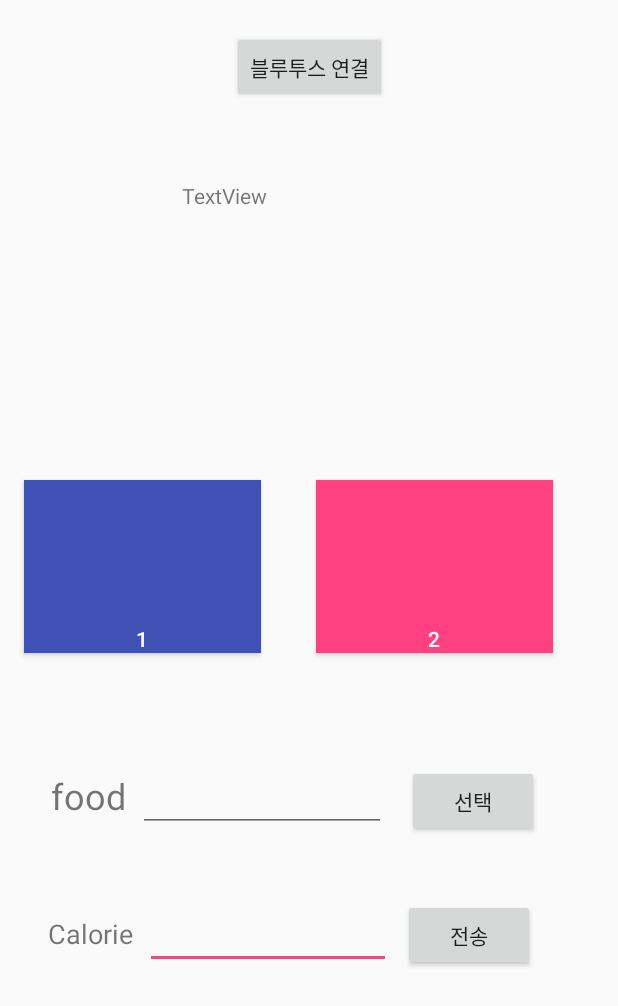
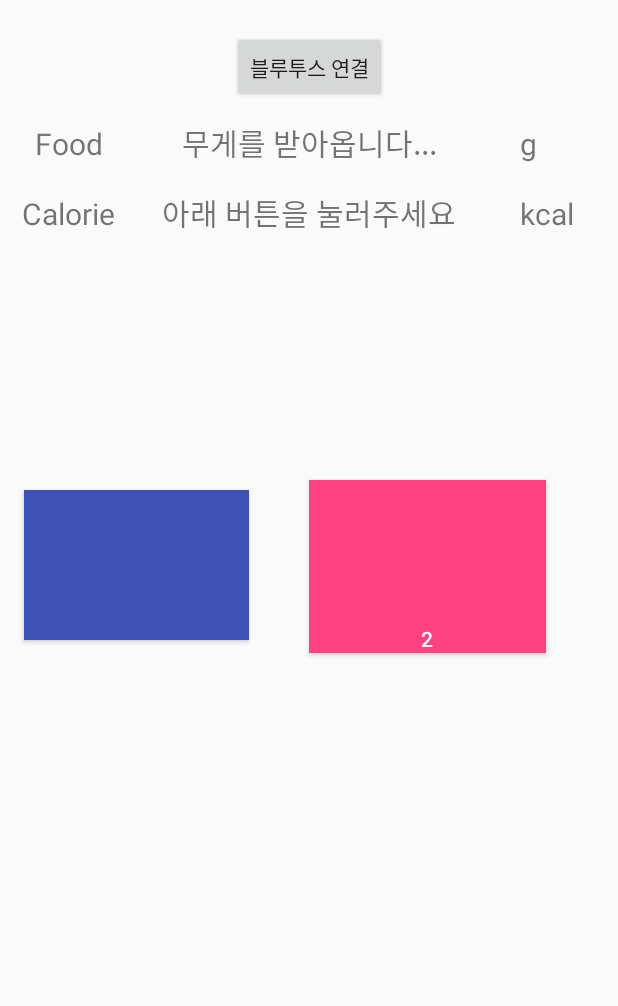
Before and after one commit to jeyesse/CalorieBox, an Android app: the screen it shows after launch (BluetoothConnect_M), on a phone screen of 412 x 824 dp. Shown: the top 1006 px of the screen. Run offline under Robolectric (Android 15) with nearby library versions, the phone set to English and light mode, and no system bars; 1 statement that could not run was skipped.

Commit message:
v0.2.3 1707191048 정민 화면 수정중

```diff
--- a/app/src/main/res/layout/activity_bluetooth_connect__m.xml
+++ b/app/src/main/res/layout/activity_bluetooth_connect__m.xml
@@ -20,12 +20,94 @@ tools:context="com.iot.caloriebox.BluetoothConnect_M">
         app:layout_constraintBottom_toBottomOf="parent"
         android:layout_marginBottom="8dp"
         app:layout_constraintVertical_bias="0.017" />
+
+    <TextView
+        android:id="@+id/textViewWeight"
+        android:layout_width="230dp"
+        android:layout_height="37dp"
+        android:text="무게를 받아옵니다..."
+        android:textSize="20dp"
+        android:layout_marginTop="8dp"
+        app:layout_constraintTop_toBottomOf="@+id/button_connect"
+        android:layout_marginRight="8dp"
+        app:layout_constraintRight_toRightOf="parent"
+        android:layout_marginLeft="8dp"
+        app:layout_constraintLeft_toLeftOf="parent"
+        app:layout_constraintBottom_toBottomOf="parent"
+        android:layout_marginBottom="8dp"
+        app:layout_constraintVertical_bias="0.0"
+        android:gravity="center"
+        />
+
+    <TextView
+        android:id="@+id/textViewCalorie"
+        android:layout_width="230dp"
+        android:layout_height="40dp"
+        android:text="아래 버튼을 눌러주세요"
+        android:textSize="20dp"
+        android:layout_marginRight="8dp"
+        app:layout_constraintRight_toRightOf="parent"
+        android:layout_marginTop="8dp"
+        app:layout_constraintTop_toBottomOf="@+id/textViewWeight"
+        android:layout_marginLeft="8dp"
+        app:layout_constraintLeft_toLeftOf="parent"
+        android:gravity="center"/>
+
+    <TextView
+        android:id="@+id/textViewFood1"
+        android:layout_width="wrap_content"
+        android:layout_height="40dp"
+        android:textSize="20dp"
+        android:text="Food"
+        android:layout_marginLeft="8dp"
+        app:layout_constraintLeft_toLeftOf="parent"
+        app:layout_constraintRight_toLeftOf="@+id/textViewWeight"
+        android:layout_marginRight="8dp"
+        app:layout_constraintBaseline_toBaselineOf="@+id/textViewWeight"/>
+
+    <TextView
+        android:id="@+id/textViewCalorie1"
+        android:layout_width="wrap_content"
+        android:layout_height="40dp"
+        android:textSize="20dp"
+        android:text="Calorie"
+        app:layout_constraintBaseline_toBaselineOf="@+id/textViewCalorie"
+        app:layout_constraintRight_toLeftOf="@+id/textViewCalorie"
+        android:layout_marginRight="8dp"
+        android:layout_marginLeft="8dp"
+        app:layout_constraintLeft_toLeftOf="parent"/>
+
+    <TextView
+        android:id="@+id/textViewFood2"
+        android:layout_width="40dp"
+        android:layout_height="40dp"
+        android:textSize="20dp"
+        android:text="g"
+        android:layout_marginRight="8dp"
+        app:layout_constraintRight_toRightOf="parent"
+        app:layout_constraintLeft_toRightOf="@+id/textViewWeight"
+        android:layout_marginLeft="8dp"
+        app:layout_constraintBaseline_toBaselineOf="@+id/textViewWeight"
+        android:gravity="left"/>
+
+    <TextView
+        android:id="@+id/textViewCalorie2"
+        android:layout_width="40dp"
+        android:layout_height="40dp"
+        android:textSize="20dp"
+        android:text="kcal"
+        android:layout_marginRight="8dp"
+        app:layout_constraintRight_toRightOf="parent"
+        app:layout_constraintLeft_toRightOf="@+id/textViewCalorie"
+        android:layout_marginLeft="8dp"
+        app:layout_constraintBaseline_toBaselineOf="@+id/textViewCalorie"
+        android:gravity="left"/>
+
+
     <Button
         android:id="@+id/btn1"
-        android:text="1"
-        android:textColor="#FFFFFF"
-        android:layout_width="158dp"
-        android:layout_height="115dp"
+        android:layout_width="150dp"
+        android:layout_height="100dp"
         android:gravity="center_horizontal|bottom"
         android:background="@color/colorPrimary"
         android:layout_centerVertical="true"
@@ -64,91 +146,4 @@ tools:context="com.iot.caloriebox.BluetoothConnect_M">
         app:layout_constraintHorizontal_bias="0.444"
         app:layout_constraintVertical_bias="0.45" />
 
-    <TextView
-        android:id="@+id/textWeight"
-        android:layout_width="169dp"
-        android:layout_height="69dp"
-        android:text="TextView"
-        android:layout_marginTop="8dp"
-        app:layout_constraintTop_toBottomOf="@+id/button_connect"
-        android:layout_marginRight="8dp"
-        app:layout_constraintRight_toRightOf="parent"
-        android:layout_marginLeft="8dp"
-        app:layout_constraintLeft_toLeftOf="parent"
-        app:layout_constraintBottom_toBottomOf="parent"
-        android:layout_marginBottom="8dp"
-        app:layout_constraintVertical_bias="0.066" />
-
-    <TextView
-        android:id="@+id/textView2"
-        android:layout_width="wrap_content"
-        android:layout_height="wrap_content"
-        android:text="food"
-        android:textSize="24sp"
-        android:layout_marginLeft="8dp"
-        app:layout_constraintLeft_toLeftOf="parent"
-        android:layout_marginRight="8dp"
-        app:layout_constraintRight_toRightOf="parent"
-        app:layout_constraintHorizontal_bias="0.075"
-        android:layout_marginTop="59dp"
-        app:layout_constraintTop_toBottomOf="@+id/btn1"
-        app:layout_constraintBottom_toBottomOf="parent"
-        android:layout_marginBottom="8dp"
-        app:layout_constraintVertical_bias="0.066" />
-
-    <EditText
-        android:id="@+id/editText"
-        android:layout_width="164dp"
-        android:layout_height="46dp"
-        android:ems="10"
-        android:inputType="textPersonName"
-        app:layout_constraintLeft_toRightOf="@+id/textView3"
-        android:layout_marginLeft="8dp"
-        app:layout_constraintBaseline_toBaselineOf="@+id/textView3" />
-
-    <Button
-        android:id="@+id/button"
-        android:layout_width="wrap_content"
-        android:layout_height="wrap_content"
-        android:text="전송"
-        app:layout_constraintLeft_toRightOf="@+id/editText"
-        android:layout_marginLeft="8dp"
-        app:layout_constraintBaseline_toBaselineOf="@+id/editText" />
-
-    <TextView
-        android:id="@+id/textView3"
-        android:layout_width="wrap_content"
-        android:layout_height="wrap_content"
-        android:text="Calorie"
-        android:textSize="18sp"
-        android:layout_marginLeft="32dp"
-        app:layout_constraintLeft_toLeftOf="parent"
-        android:layout_marginTop="63dp"
-        app:layout_constraintTop_toBottomOf="@+id/textView2"
-        android:layout_marginRight="8dp"
-        app:layout_constraintRight_toRightOf="parent"
-        app:layout_constraintHorizontal_bias="0.0"
-        app:layout_constraintBottom_toBottomOf="parent"
-        android:layout_marginBottom="8dp"
-        app:layout_constraintVertical_bias="0.0" />
-
-    <EditText
-        android:id="@+id/editText2"
-        android:layout_width="165dp"
-        android:layout_height="44dp"
-        android:ems="10"
-        android:inputType="textPersonName"
-        app:layout_constraintLeft_toRightOf="@+id/textView2"
-        android:layout_marginLeft="8dp"
-        app:layout_constraintBaseline_toBaselineOf="@+id/textView2" />
-
-    <Button
-        android:id="@+id/button2"
-        android:layout_width="wrap_content"
-        android:layout_height="wrap_content"
-        android:text="선택"
-        app:layout_constraintLeft_toRightOf="@+id/editText2"
-        android:layout_marginLeft="14dp"
-        app:layout_constraintBaseline_toBaselineOf="@+id/editText2" />
-
 </android.support.constraint.ConstraintLayout>
```
